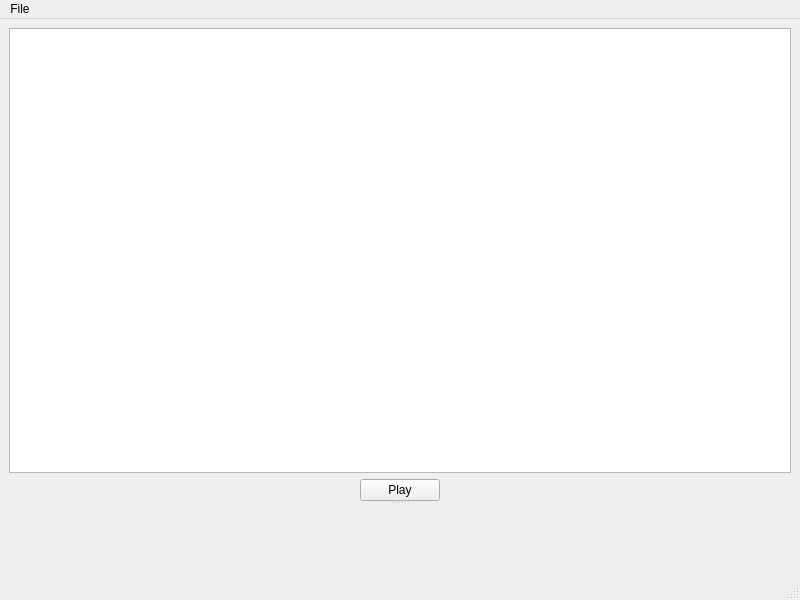
Qt form gui/src/main_window.ui (solarus-games/solarus) before a commit.
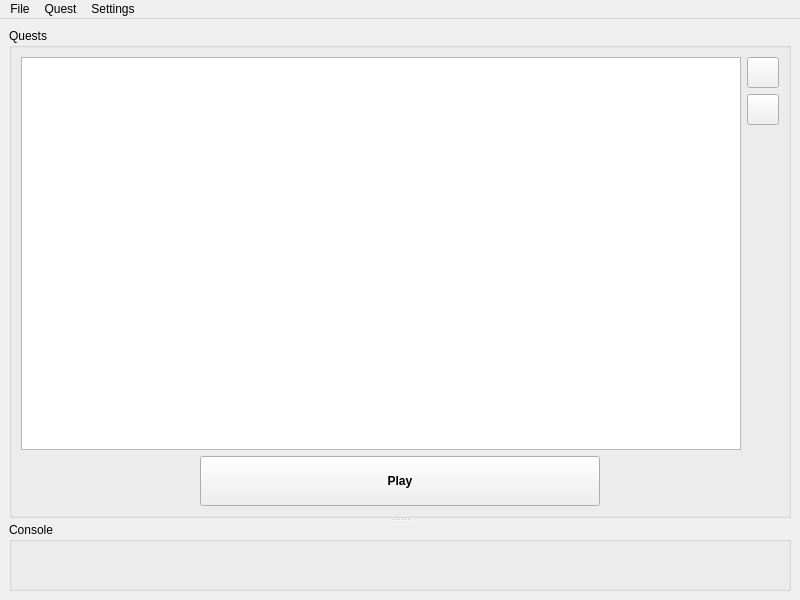
The same form after that commit. Icons and pictures are not drawn. Custom widgets are drawn as their Qt base class.

Commit message: Add/remove quests

The edit to the form file:
```diff
--- a/gui/src/main_window.ui
+++ b/gui/src/main_window.ui
@@ -14,16 +14,74 @@
    <string>Solarus</string>
   </property>
   <widget class="QWidget" name="centralwidget">
-   <layout class="QVBoxLayout" name="verticalLayout_2">
+   <layout class="QVBoxLayout" name="verticalLayout_3">
     <item>
      <widget class="QSplitter" name="console_splitter">
       <property name="orientation">
        <enum>Qt::Vertical</enum>
       </property>
-      <widget class="QWidget" name="layoutWidget">
-       <layout class="QVBoxLayout" name="vertical_layout">
+      <widget class="QGroupBox" name="quests_group_box">
+       <property name="title">
+        <string>Quests</string>
+       </property>
+       <layout class="QVBoxLayout" name="verticalLayout_2">
         <item>
-         <widget class="SolarusGui::QuestsView" name="quests_view"/>
+         <layout class="QHBoxLayout" name="horizontal_layout_2">
+          <item>
+           <widget class="SolarusGui::QuestsView" name="quests_view"/>
+          </item>
+          <item>
+           <layout class="QVBoxLayout" name="vertical_layout_2">
+            <item>
+             <widget class="QToolButton" name="add_button">
+              <property name="toolTip">
+               <string>Add quest</string>
+              </property>
+              <property name="icon">
+               <iconset resource="../resources/images.qrc">
+                <normaloff>:/images/icon_add.png</normaloff>:/images/icon_add.png</iconset>
+              </property>
+              <property name="iconSize">
+               <size>
+                <width>24</width>
+                <height>24</height>
+               </size>
+              </property>
+             </widget>
+            </item>
+            <item>
+             <widget class="QToolButton" name="remove_button">
+              <property name="toolTip">
+               <string>Remove quest</string>
+              </property>
+              <property name="icon">
+               <iconset resource="../resources/images.qrc">
+                <normaloff>:/images/icon_remove.png</normaloff>:/images/icon_remove.png</iconset>
+              </property>
+              <property name="iconSize">
+               <size>
+                <width>24</width>
+                <height>24</height>
+               </size>
+              </property>
+             </widget>
+            </item>
+            <item>
+             <spacer name="vertical_spacer">
+              <property name="orientation">
+               <enum>Qt::Vertical</enum>
+              </property>
+              <property name="sizeHint" stdset="0">
+               <size>
+                <width>20</width>
+                <height>40</height>
+               </size>
+              </property>
+             </spacer>
+            </item>
+           </layout>
+          </item>
+         </layout>
         </item>
         <item>
          <layout class="QHBoxLayout" name="horizontal_layout">
@@ -42,6 +100,18 @@
           </item>
           <item>
            <widget class="QPushButton" name="play_button">
+            <property name="minimumSize">
+             <size>
+              <width>400</width>
+              <height>50</height>
+             </size>
+            </property>
+            <property name="font">
+             <font>
+              <weight>75</weight>
+              <bold>true</bold>
+             </font>
+            </property>
             <property name="text">
              <string>Play</string>
             </property>
@@ -64,7 +134,16 @@
         </item>
        </layout>
       </widget>
-      <widget class="SolarusGui::Console" name="console" native="true"/>
+      <widget class="QGroupBox" name="console_group_box">
+       <property name="title">
+        <string>Console</string>
+       </property>
+       <layout class="QVBoxLayout" name="verticalLayout">
+        <item>
+         <widget class="SolarusGui::Console" name="console" native="true"/>
+        </item>
+       </layout>
+      </widget>
      </widget>
     </item>
    </layout>
@@ -86,9 +165,21 @@
     <addaction name="separator"/>
     <addaction name="action_exit"/>
    </widget>
+   <widget class="QMenu" name="menuQuest">
+    <property name="title">
+     <string>Quest</string>
+    </property>
+    <addaction name="action_play"/>
+   </widget>
+   <widget class="QMenu" name="menuSettings">
+    <property name="title">
+     <string>Settings</string>
+    </property>
+   </widget>
    <addaction name="menu_quest"/>
+   <addaction name="menuQuest"/>
+   <addaction name="menuSettings"/>
   </widget>
-  <widget class="QStatusBar" name="statusbar"/>
   <action name="action_add_quest">
    <property name="text">
     <string>Add quest...</string>
```
Left out of the diff: 37 changed lines with no effect on the pictures. The commit also changes 12 other files.
